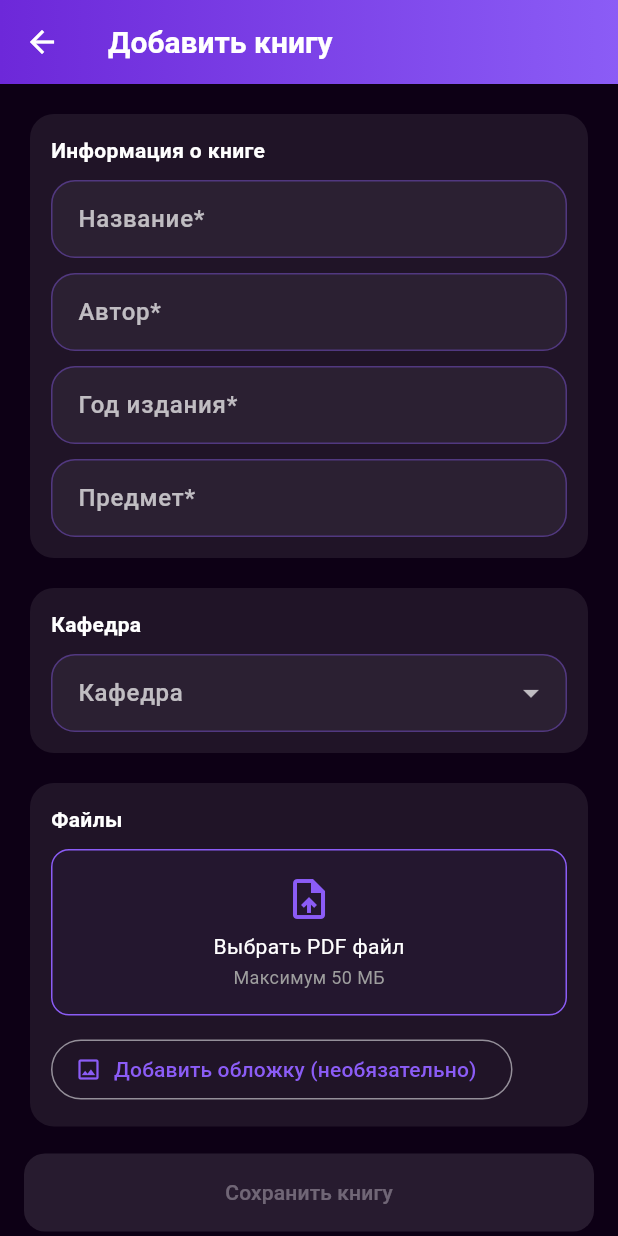
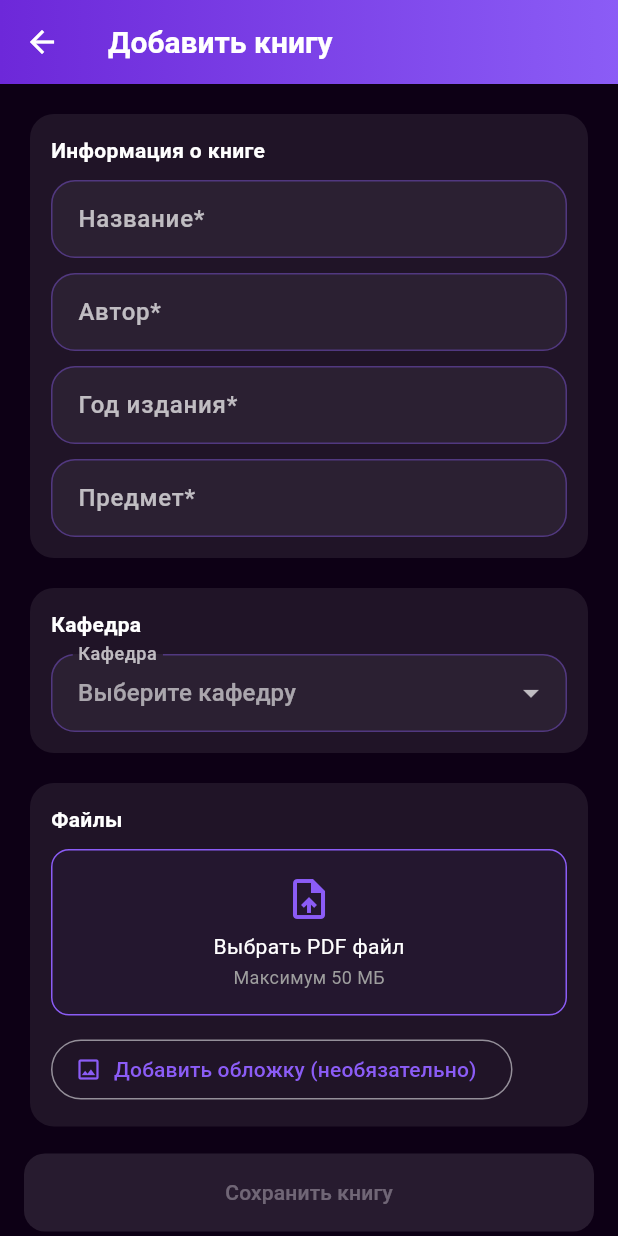
Before and after one commit to HxOpSec/unibook, a Flutter app: the UploadBookScreen screen opened by its route, on a phone screen of 412 x 824 dp. Run offline on Flutter 3.47's test engine with Material 3 defaults, Android fonts, the phone set to English and light mode, and no system bars; our stand-ins replace cached_network_image, cloud_firestore, dio, file_picker, firebase_auth, firebase_core and 1 more; missing offline and left inert: syncfusion_flutter_pdfviewer; accounts and stored records are empty.

Commit message:
Fix translations and app flow

```diff
--- a/lib/core/constants/app_strings.dart
+++ b/lib/core/constants/app_strings.dart
@@ -42,6 +42,7 @@ abstract final class AppStrings {
       'invalidCredentials': 'Неверный email или пароль',
       'adminAccessDenied': 'Доступ только для администратора/преподавателя',
       'department': 'Кафедра',
+      'chooseDepartment': 'Выберите кафедру',
       'author': 'Автор',
       'year': 'Год',
       'subject': 'Предмет',
@@ -65,6 +66,22 @@ abstract final class AppStrings {
       'coverOptional': 'Добавить обложку (необязательно)',
       'coverSelected': 'Обложка выбрана',
       'bookUploaded': 'Книга успешно загружена',
+      'createAccount': 'Создать аккаунт',
+      'name': 'Имя',
+      'fullName': 'Имя и фамилия',
+      'role': 'Роль',
+      'confirmPassword': 'Подтвердите пароль',
+      'teacherCode': 'Код учителя',
+      'register': 'Зарегистрироваться',
+      'success': 'Успешно',
+      'save': 'Сохранить',
+      'edit': 'Изменить',
+      'delete': 'Удалить',
+      'loadingStats': 'Загрузка статистики...',
+      'noResults': 'Ничего не найдено',
+      'booksUploaded': 'Книг загружено',
+      'usersCount': 'Пользователей',
+      'departmentsCount': 'Кафедр',
     },
     'tj': {
       'appName': 'ДДМИТ',
@@ -106,6 +123,7 @@ abstract final class AppStrings {
       'invalidCredentials': 'Email ё рамз нодуруст аст',
       'adminAccessDenied': 'Дастрасӣ танҳо барои омӯзгор/админ',
       'department': 'Кафедра',
+      'chooseDepartment': 'Кафедраро интихоб кунед',
       'author': 'Муаллиф',
       'year': 'Сол',
       'subject': 'Фан',
@@ -129,6 +147,22 @@ abstract final class AppStrings {
       'coverOptional': 'Иловаи муқова (ихтиёрӣ)',
       'coverSelected': 'Муқова интихоб шуд',
       'bookUploaded': 'Китоб бомуваффақият бор шуд',
+      'createAccount': 'Эҷоди ҳисоб',
+      'name': 'Ном',
+      'fullName': 'Ном ва насаб',
+      'role': 'Нақш',
+      'confirmPassword': 'Тасдиқи рамз',
+      'teacherCode': 'Коди омӯзгор',
+      'register': 'Бақайдгирӣ',
+      'success': 'Муваффақ шуд',
+      'save': 'Сабт кардан',
+      'edit': 'Таҳрир',
+      'delete': 'Нест кардан',
+      'loadingStats': 'Боркунии омор...',
+      'noResults': 'Ҳеҷ чиз ёфт нашуд',
+      'booksUploaded': 'Китобҳои боршуда',
+      'usersCount': 'Корбарон',
+      'departmentsCount': 'Кафедраҳо',
     },
     'en': {
       'appName': 'DDMIT',
@@ -170,6 +204,7 @@ abstract final class AppStrings {
       'invalidCredentials': 'Invalid email or password',
       'adminAccessDenied': 'Access is restricted to teacher/admin',
       'department': 'Department',
+      'chooseDepartment': 'Choose department',
       'author': 'Author',
       'year': 'Year',
       'subject': 'Subject',
@@ -193,6 +228,22 @@ abstract final class AppStrings {
       'coverOptional': 'Add cover (optional)',
       'coverSelected': 'Cover selected',
       'bookUploaded': 'Book uploaded successfully',
+      'createAccount': 'Create account',
+      'name': 'Name',
+      'fullName': 'Full name',
+      'role': 'Role',
+      'confirmPassword': 'Confirm password',
+      'teacherCode': 'Teacher code',
+      'register': 'Register',
+      'success': 'Success',
+      'save': 'Save',
+      'edit': 'Edit',
+      'delete': 'Delete',
+      'loadingStats': 'Loading stats...',
+      'noResults': 'Nothing found',
+      'booksUploaded': 'Books uploaded',
+      'usersCount': 'Users',
+      'departmentsCount': 'Departments',
     },
   };
 
--- a/lib/providers/upload_provider.dart
+++ b/lib/providers/upload_provider.dart
@@ -8,9 +8,16 @@ import 'package:unibook/services/cloudinary_service.dart';
 import 'package:unibook/services/firestore_service.dart';
 
 class UploadProvider extends ChangeNotifier {
-  UploadProvider([CloudinaryService? cloudinaryService, FirestoreService? firestoreService])
-      : _cloudinaryService =
-            cloudinaryService ?? CloudinaryService(cloudName: const String.fromEnvironment('CLOUDINARY_CLOUD_NAME', defaultValue: '')),
+  UploadProvider([
+    CloudinaryService? cloudinaryService,
+    FirestoreService? firestoreService,
+  ])  : _cloudinaryService = cloudinaryService ??
+          CloudinaryService(
+            cloudName: const String.fromEnvironment(
+              'CLOUDINARY_CLOUD_NAME',
+              defaultValue: '',
+            ),
+          ),
         _firestoreService = firestoreService ?? FirestoreService();
 
   final CloudinaryService _cloudinaryService;
@@ -35,6 +42,8 @@ class UploadProvider extends ChangeNotifier {
     File? cover,
     required String uploadPreset,
   }) async {
+    if (_isUploading) return false;
+
     _isUploading = true;
     _progress = 0;
     _error = null;
@@ -42,9 +51,7 @@ class UploadProvider extends ChangeNotifier {
 
     try {
       if (_cloudinaryService.cloudName.trim().isEmpty) {
-        throw Exception(
-          'Переменная CLOUDINARY_CLOUD_NAME не настроена',
-        );
+        throw Exception('CLOUDINARY_CLOUD_NAME не настроена');
       }
 
       final valid = await FileUtils.isPdfSizeValid(pdf);
@@ -55,7 +62,7 @@ class UploadProvider extends ChangeNotifier {
       final upload = await _cloudinaryService.uploadPdf(
         file: pdf,
         onProgress: (value) {
-          _progress = value * 0.9;
+          _progress = (value * 0.9).clamp(0.0, 0.9);
           notifyListeners();
         },
       );
@@ -86,11 +93,13 @@ class UploadProvider extends ChangeNotifier {
       );
 
       await _firestoreService.addBook(book);
+
       _progress = 1;
       notifyListeners();
       return true;
     } catch (e) {
       _error = e.toString().replaceFirst('Exception: ', '');
+      debugPrint('UploadProvider.uploadBook error: $_error');
       return false;
     } finally {
       _isUploading = false;
--- a/lib/screens/teacher/upload_book_screen.dart
+++ b/lib/screens/teacher/upload_book_screen.dart
@@ -25,6 +25,8 @@ class _UploadBookScreenState extends State<UploadBookScreen> {
   final _yearCtrl = TextEditingController();
   final _subjectCtrl = TextEditingController();
 
+  late final Future<List<DepartmentModel>> _departmentsFuture;
+
   File? _pdf;
   File? _cover;
   String? _departmentId;
@@ -36,6 +38,12 @@ class _UploadBookScreenState extends State<UploadBookScreen> {
       _subjectCtrl.text.trim().isNotEmpty &&
       _departmentId != null &&
       _pdf != null;
+
+  @override
+  void initState() {
+    super.initState();
+    _departmentsFuture = context.read<FirestoreService>().getDepartments();
+  }
 
   @override
   void dispose() {
@@ -97,6 +105,7 @@ class _UploadBookScreenState extends State<UploadBookScreen> {
   @override
   Widget build(BuildContext context) {
     final upload = context.watch<UploadProvider>();
+
     return Scaffold(
       appBar: AppBar(
         title: const Text('Добавить книгу'),
@@ -107,9 +116,10 @@ class _UploadBookScreenState extends State<UploadBookScreen> {
         ),
       ),
       body: FutureBuilder<List<DepartmentModel>>(
-        future: context.read<FirestoreService>().getDepartments(),
+        future: _departmentsFuture,
         builder: (context, snapshot) {
           final departments = snapshot.data ?? [];
+
           return SingleChildScrollView(
             padding: const EdgeInsets.all(16),
             child: Form(
@@ -157,6 +167,7 @@ class _UploadBookScreenState extends State<UploadBookScreen> {
                     child: DropdownButtonFormField<String>(
                       isExpanded: true,
                       value: _departmentId,
+                      hint: const Text('Выберите кафедру'),
                       onChanged: (v) => setState(() => _departmentId = v),
                       validator: Validators.requiredField,
                       items: departments
@@ -202,22 +213,35 @@ class _UploadBookScreenState extends State<UploadBookScreen> {
                                       SizedBox(height: 6),
                                       Text('Выбрать PDF файл'),
                                       SizedBox(height: 2),
-                                      Text('Максимум 50 МБ',
-                                          style: TextStyle(fontSize: 12, color: Colors.grey)),
+                                      Text(
+                                        'Максимум 50 МБ',
+                                        style: TextStyle(fontSize: 12, color: Colors.grey),
+                                      ),
                                     ],
                                   )
                                 : Column(
                                     children: [
-                                      const Icon(Icons.check_circle,
-                                          color: AppColors.success, size: 28),
+                                      const Icon(
+                                        Icons.check_circle,
+                                        color: AppColors.success,
+                                        size: 28,
+                                      ),
                                       const SizedBox(height: 6),
-                                      Text(_pdf!.path.split('/').last, maxLines: 1),
-                                      Text('${(_pdf!.lengthSync() / 1024 / 1024).toStringAsFixed(2)} МБ'),
-                                      const Text('Изменить',
-                                          style: TextStyle(
-                                            color: AppColors.primary,
-                                            decoration: TextDecoration.underline,
-                                          )),
+                                      Text(
+                                        _pdf!.path.split('/').last,
+                                        maxLines: 1,
+                                        overflow: TextOverflow.ellipsis,
+                                      ),
+                                      Text(
+                                        '${(_pdf!.lengthSync() / 1024 / 1024).toStringAsFixed(2)} МБ',
+                                      ),
+                                      const Text(
+                                        'Изменить',
+                                        style: TextStyle(
+                                          color: AppColors.primary,
+                                          decoration: TextDecoration.underline,
+                                        ),
+                                      ),
                                     ],
                                   ),
                           ),
@@ -228,9 +252,12 @@ class _UploadBookScreenState extends State<UploadBookScreen> {
                           child: OutlinedButton.icon(
                             onPressed: _pickCover,
                             icon: const Icon(Icons.image_outlined),
-                            label: Text(_cover == null
-                                ? 'Добавить обложку (необязательно)'
-                                : 'Обложка выбрана'),
+                            label: Text(
+                              _cover == null
+                                  ? 'Добавить обложку (необязательно)'
+                                  : 'Обложка выбрана',
+                              overflow: TextOverflow.ellipsis,
+                            ),
                           ),
                         ),
                       ],
```
Also changed, not shown: lib/app.dart (+16 -5 lines), lib/providers/auth_provider.dart (+18 -4 lines), lib/providers/books_provider.dart (+20 -6 lines), lib/screens/auth/register_screen.dart (+28 -20 lines), lib/screens/home/home_screen.dart (+25 -5 lines), lib/services/cloudinary_service.dart (+19 -6 lines), lib/services/firestore_service.dart (+19 -4 lines).
